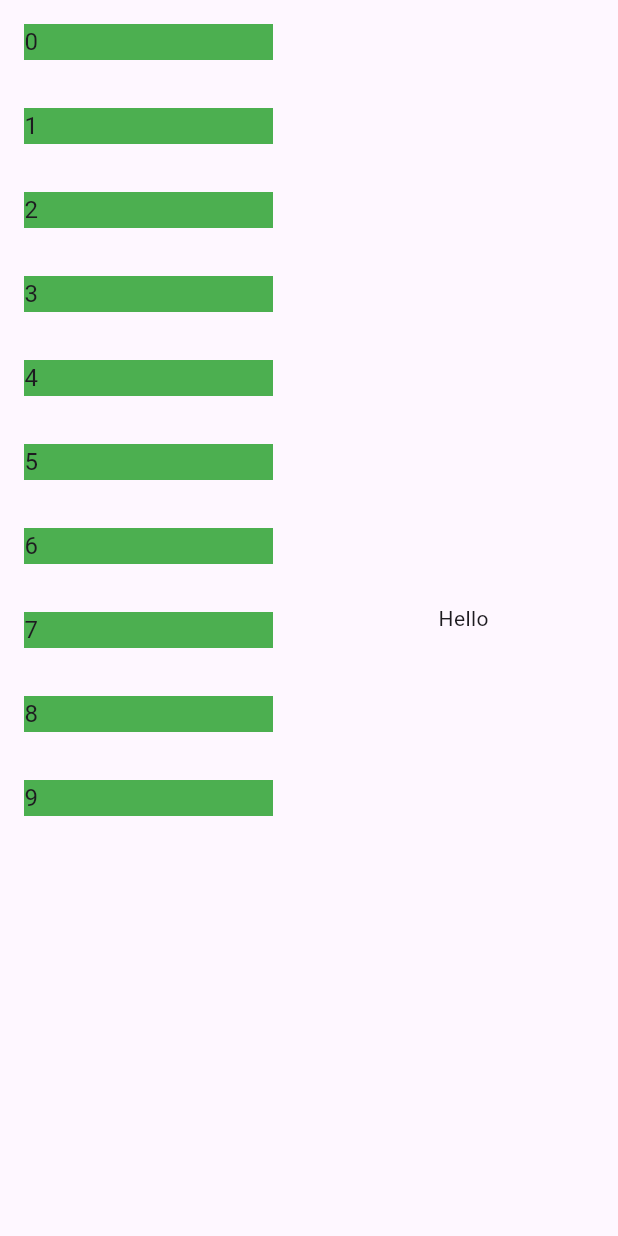
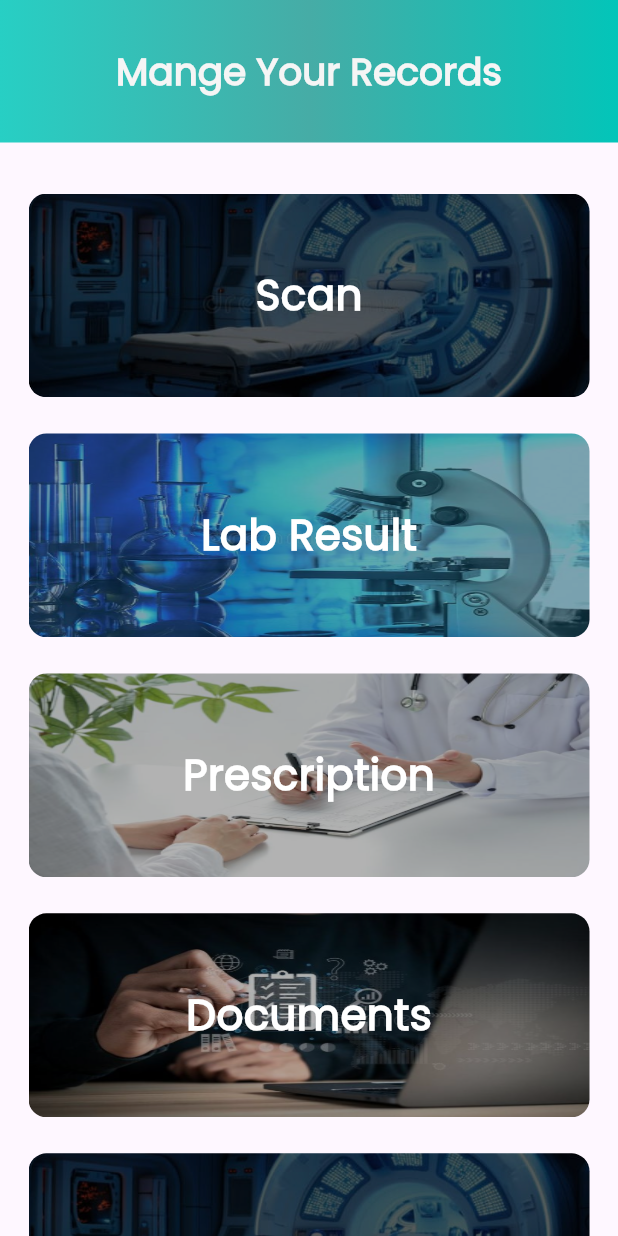
Before and after one commit to Youssef-Ma7moud-Eid/Testy, a Flutter app: the screen it shows after launch, on a phone screen of 412 x 824 dp. Run offline on Flutter 3.47's test engine with Material 3 defaults, Android fonts, the phone set to English and light mode, and no system bars; our stand-ins replace font_awesome_flutter, go_router, iconly.

Commit message:
Add record view page

```diff
--- a/analysis_options.yaml
+++ b/analysis_options.yaml
@@ -11,6 +11,7 @@ analyzer:
   errors:
     file_names: ignore
     library_private_types_in_public_api: ignore
+    prefer_typing_uninitialized_variables: ignore
 include: package:flutter_lints/flutter.yaml
 
 linter:
--- /dev/null
+++ b/lib/Core/utilities/app_router.dart
@@ -0,0 +1,25 @@
+import 'package:flutter/material.dart';
+import 'package:go_router/go_router.dart';
+import 'package:test/Features/records/presentation/views/manage_your_record_view.dart';
+import 'package:test/Features/records/presentation/views/record_item_view.dart';
+
+abstract class AppRouter {
+  static const krecorditemview = '/recordview';
+  static final GoRouter router = GoRouter(
+    routes: <RouteBase>[
+      GoRoute(
+        path: '/',
+        builder: (BuildContext context, GoRouterState state) {
+          return ManageYourRecordView();
+        },
+      ),
+      GoRoute(
+        path: krecorditemview,
+        builder: (BuildContext context, GoRouterState state) {
+          final  tit = state.extra as String;
+          return RecordItemView(title: tit,);
+        },
+      ),
+    ],
+  );
+}
--- a/lib/Core/utilities/constant.dart
+++ b/lib/Core/utilities/constant.dart
@@ -1,3 +1,5 @@
- import 'package:flutter/material.dart';
+import 'package:flutter/material.dart';
 
- const  iconsearchcolor=Color(0XFFFFFFFF);
+const iconsearchcolor = Color(0XFFFFFFFF);
+const recordtextcolor = Color(0XFFF5F5F5);
+const recordaddiconcolor = Color(0XFFFCFCFC);
--- a/lib/Core/utilities/styles.dart
+++ b/lib/Core/utilities/styles.dart
@@ -1,4 +1,5 @@
 import 'package:flutter/material.dart';
+import 'package:test/Core/utilities/constant.dart';
 
 abstract class Styles {
   static const textStyleAppBar = TextStyle(
@@ -24,4 +25,22 @@ abstract class Styles {
     fontFamily: 'Poppins',
     fontWeight: FontWeight.w700,
   );
+   static const recordappbar = TextStyle(
+    color:recordtextcolor,
+    fontSize: 27,
+    fontFamily: 'Poppins',
+    fontWeight: FontWeight.bold,
+  );
+   static const recordtext = TextStyle(
+    color: recordtextcolor,
+    fontSize: 28,
+    fontFamily: 'Poppins',
+    fontWeight: FontWeight.w700,
+  );
+   static const recordcarddetail = TextStyle(
+    color: Color(0XFF263238),
+    fontSize: 15,
+    fontFamily: 'Poppins',
+    fontWeight: FontWeight.w500,
+  );
 }
--- a/lib/Features/Access Requests/presentation/views/Access_request_view.dart
+++ b/lib/Features/Access Requests/presentation/views/Access_request_view.dart
@@ -1,6 +1,6 @@
 import 'package:flutter/material.dart';
 import 'package:test/Features/Access%20Requests/presentation/views/widgets/access_requests_body.dart';
-import 'package:test/Features/Access%20Requests/presentation/views/widgets/custom_app_bar.dart';
+import 'package:test/Core/utilities/custom_app_bar.dart';
 
 class AccessRequestView extends StatelessWidget {
   const AccessRequestView({super.key});
--- /dev/null
+++ b/lib/Features/records/presentation/views/manage_your_record_view.dart
@@ -0,0 +1,19 @@
+import 'package:flutter/material.dart';
+import 'package:test/Features/records/presentation/views/widgets/custom_app_bar.dart';
+import 'package:test/Features/records/presentation/views/widgets/manage_your_record_body.dart';
+
+class ManageYourRecordView extends StatelessWidget {
+  const ManageYourRecordView({super.key});
+
+  @override
+  Widget build(BuildContext context) {
+    return  Scaffold(
+     appBar: CustomAppBarRecord(title: 'Mange Your Records'),
+     body: Padding(
+       padding: const EdgeInsets.only(top: 22),
+       child: ManageYourRecordBody(),
+     ),
+    );
+
+  }
+}
--- /dev/null
+++ b/lib/Features/records/presentation/views/widgets/custom_app_bar.dart
@@ -0,0 +1,35 @@
+import 'package:flutter/material.dart';
+import 'package:test/Core/utilities/styles.dart';
+
+class CustomAppBarRecord extends StatelessWidget
+    implements PreferredSizeWidget {
+  final String title;
+
+  const CustomAppBarRecord({super.key, required this.title});
+
+  @override
+  Widget build(BuildContext context) {
+    return AppBar(
+      centerTitle: true,
+      toolbarHeight: 95,
+      flexibleSpace: Container(
+        decoration: const BoxDecoration(
+          gradient: LinearGradient(
+            colors: [
+              Color.fromARGB(255, 39, 207, 196),
+              Color(0XFF46ACA6),
+              Color(0XFF03C5B9),
+            ],
+          ),
+        ),
+      ),
+      title: Text(
+        title,
+       style: Styles.recordappbar.copyWith(fontSize: 25),
+      ),
+    );
+  }
+
+  @override
+  Size get preferredSize => const Size.fromHeight(95);
+}
--- /dev/null
+++ b/lib/Features/records/presentation/views/widgets/manage_your_record_body.dart
@@ -0,0 +1,38 @@
+import 'package:flutter/material.dart';
+import 'package:go_router/go_router.dart';
+import 'package:test/Core/utilities/app_router.dart';
+import 'package:test/Features/records/presentation/views/widgets/record_item.dart';
+
+class ManageYourRecordBody extends StatelessWidget {
+  const ManageYourRecordBody({super.key});
+
+  @override
+  Widget build(BuildContext context) {
+    return ListView.builder(
+      physics: BouncingScrollPhysics(),
+      itemCount: list.length,
+      itemBuilder: (context, index) {
+        return GestureDetector(
+          onTap: (){
+          GoRouter.of(context).push(AppRouter.krecorditemview,extra: list[index]['name']!);
+          },
+          child: RecordCardItem(
+            title: list[index]['name']!,
+            image: list[index]['image']!,
+          ),
+        );
+      },
+    );
+  }
+}
+
+List<Map<String, String>> list = [
+  {'image': 'assets/image1.jpg', 'name': 'Scan'},
+  {'image': 'assets/image2.jpg', 'name': 'Lab Result'},
+  {'image': 'assets/image3.jpg', 'name': 'Prescription'},
+  {'image': 'assets/image4.jpg', 'name': 'Documents'},
+  {'image': 'assets/image1.jpg', 'name': 'Scan'},
+  {'image': 'assets/image2.jpg', 'name': 'Lab Result'},
+  {'image': 'assets/image3.jpg', 'name': 'Prescription'},
+  {'image': 'assets/image4.jpg', 'name': 'Documents'},
+];
--- /dev/null
+++ b/lib/Features/records/presentation/views/widgets/record_item.dart
@@ -0,0 +1,33 @@
+import 'package:flutter/material.dart';
+import 'package:test/Core/utilities/styles.dart';
+
+class RecordCardItem extends StatelessWidget {
+  const RecordCardItem({super.key, required this.title, required this.image});
+  final String title;
+  final String image;
+
+  @override
+  Widget build(BuildContext context) {
+    var height = MediaQuery.of(context).size.height;
+    return Container(
+      height: height * 0.165,
+      alignment: Alignment.center,
+      decoration: BoxDecoration(
+        borderRadius: BorderRadius.circular(12),
+        image: DecorationImage(
+          fit: BoxFit.fill,
+          image: AssetImage(image),
+          colorFilter: ColorFilter.mode(
+            Color.fromRGBO(0, 0, 0, 0.3),
+            BlendMode.darken,
+          ),
+        ),
+      ),
+      margin: const EdgeInsets.symmetric(horizontal: 19, vertical: 12),
+      child: Text(
+        title,
+        style: Styles.recordtext.copyWith(color: Colors.white),
+      ),
+    );
+  }
+}
--- /dev/null
+++ b/lib/Features/records/presentation/views/widgets/record_item_body.dart
@@ -0,0 +1,30 @@
+import 'package:flutter/material.dart';
+import 'package:test/Features/records/presentation/views/widgets/record_detail_item.dart';
+
+class RecordItemBody extends StatelessWidget {
+  const RecordItemBody({super.key});
+
+  @override
+  Widget build(BuildContext context) {
+    return Padding(
+      padding: const EdgeInsets.only(top:15),
+      child: ListView.builder(
+        itemCount: list.length,
+        itemBuilder: (context, index) {
+          return  RecordDetailItem(detail:list[index]['title']!, image: list[index]['image']!,);
+        },
+      ),
+    );
+  }
+}
+
+List<Map<String, String>> list = [
+  {'image': 'assets/item1.png', 'title':   'djhefjfcjdjgdjegfkjegfnnnccccccccccnjnnnnnnndjdjdjdjdjjfkjwefgwukejfgwjkefgjkwefwkjefgwekjcvjdv'},
+  {'image': 'assets/item2.png', 'title':   'djhefjfcjdjgdjegfkjegfnnnccccccccccnjnnnnnnndjdjdjdjdjjfkjwefgwukejfgwjkefgjkwefwkjefgwekjcvjdv'},
+  {'image': 'assets/item3.png', 'title':   'djhefjfcjdjgdjegfkjegfnnnccccccccccnjnnnnnnndjdjdjdjdjjfkjwefgwukejfgwjkefgjkwefwkjefgwekjcvjdv'},
+  {'image': 'assets/item4.png', 'title':   'djhefjfcjdjgdjegfkjegfnnnccccccccccnjnnnnnnndjdjdjdjdjjfkjwefgwukejfgwjkefgjkwefwkjefgwekjcvjdv'},
+  {'image': 'assets/item1.png', 'title':   'djhefjfcjdjgdjegfkjegfnnnccccccccccnjnnnnnnndjdjdjdjdjjfkjwefgwukejfgwjkefgjkwefwkjefgwekjcvjdv'},
+  {'image': 'assets/item2.png', 'title':   'djhefjfcjdjgdjegfkjegfnnnccccccccccnjnnnnnnndjdjdjdjdjjfkjwefgwukejfgwjkefgjkwefwkjefgwekjcvjdv'},
+  {'image': 'assets/item3.png', 'title':   'djhefjfcjdjgdjegfkjegfnnnccccccccccnjnnnnnnndjdjdjdjdjjfkjwefgwukejfgwjkefgjkwefwkjefgwekjcvjdv'},
+  {'image': 'assets/item4.png', 'title':   'djhefjfcjdjgdjegfkjegfnnnccccccccccnjnnnnnnndjdjdjdjdjjfkjwefgwukejfgwjkefgjkwefwkjefgwekjcvjdv'},
+];
--- a/lib/main.dart
+++ b/lib/main.dart
@@ -1,8 +1,5 @@
 import 'package:flutter/material.dart';
-//import 'package:test/Features/Access%20Requests/presentation/views/Access_request_view.dart';
-//import 'package:test/statefull_lifesycle.dart';
-//import 'package:test/Features/Available/presentation/views/Available_view.dart';
-
+import 'package:test/Core/utilities/app_router.dart';
 void main() {
   runApp(const MyApp());
 }
@@ -13,50 +10,10 @@ class MyApp extends StatelessWidget {
   // This widget is the root of your application.
   @override
   Widget build(BuildContext context) {
-    return MaterialApp(
-      debugShowCheckedModeBanner: false,
-      home: Scaffold(
-        body: LayoutBuilder(
-          builder: (context, constraints) {
-            if (constraints.maxWidth <= 400) {
-              return AppLayout();
-            } else {
-              return Row(
-                children: [
-                  Expanded(child: AppLayout()),
-                  Expanded(
-                    child: SizedBox(
-                      child: Center(
-                        child: Text('Hello'),
-                      ),
-                    ),
-                  ),
-                ],
-              );
-            }
-          },
-        ),
-      ),
+      return MaterialApp.router(
+       routerConfig: AppRouter.router,
+       debugShowCheckedModeBanner: false,
+
     );
   }
 }
-
-class AppLayout extends StatelessWidget {
-  const AppLayout({
-    super.key,
-  });
-
-  @override
-  Widget build(BuildContext context) {
-    return ListView.builder(
-      itemCount: 10,
-      itemBuilder: (context, index) {
-        return ListTile(
-            title: Container(
-          color: Colors.green,
-          child: Text('$index'),
-        ));
-      },
-    );
-  }
-}
--- a/pubspec.yaml
+++ b/pubspec.yaml
@@ -31,11 +31,15 @@ dependencies:
   bloc: ^9.0.0
   cupertino_icons: ^1.0.8
   dio: ^5.8.0+1
+  drop_down_list: ^2.0.0
+  dropdown_button2: ^2.3.9
   flutter:
     sdk: flutter
   font_awesome_flutter: ^10.8.0
+  go_router: ^15.1.1
   google_fonts: ^6.2.1
   html: ^0.15.5+1
+  iconly: ^1.0.1
 
 dev_dependencies:
   flutter_lints: ^5.0.0
```
Also changed, not shown: lib/Core/utilities/drop_down_class.dart (added, +60 -0 lines), lib/Features/records/presentation/views/record_item_view.dart (added, +20 -0 lines), lib/Features/records/presentation/views/widgets/custom_app_bar_record_view.dart (added, +61 -0 lines), lib/Features/records/presentation/views/widgets/record_detail_item.dart (added, +99 -0 lines), lib/Core/utilities/custom_app_bar.dart (renamed from lib/Features/Access Requests/presentation/views/widgets/custom_app_bar.dart), pubspec.lock.
